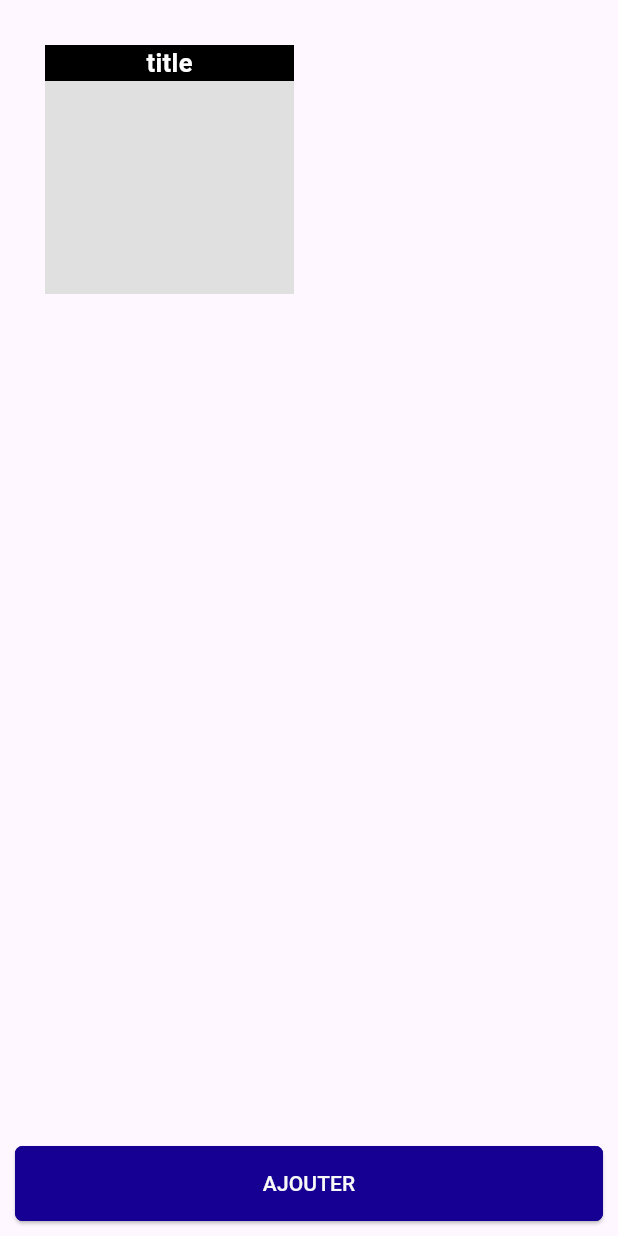
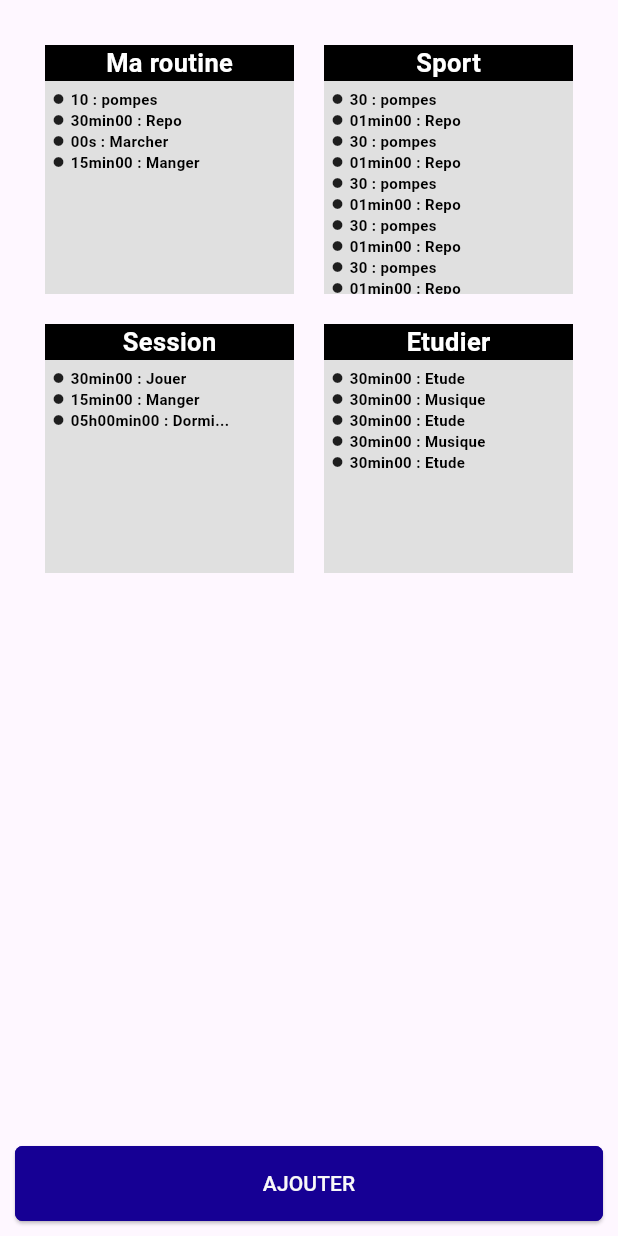
Before and after one commit to WrokSon/wilpro, a Flutter app: the ActivitySubSection widget shown alone on an empty page, opened directly, on a phone screen of 412 x 824 dp. Run offline on Flutter 3.47's test engine with Material 3 defaults, Android fonts, the phone set to English and light mode, and no system bars; our stand-ins replace backdrop, cached_network_image, flutter_map, latlong2; network calls fail.

Commit message:
[ADD] connexion entre tache et activité

```diff
--- a/wilpro/lib/model/enum/format_time_enum.dart
+++ b/wilpro/lib/model/enum/format_time_enum.dart
@@ -1,5 +1,6 @@
 enum FormatTimeEnum {
   hhmmss,
   hhmm,
+  auto,
   mmss;
 }
--- a/wilpro/lib/model/quantity.dart
+++ b/wilpro/lib/model/quantity.dart
@@ -1,5 +1,5 @@
 class Quantity {
-  final double value;
+  final int value;
   final String idTask;
   Quantity({required this.value, required this.idTask});
 }
--- a/wilpro/lib/service/notifier/activity_notifier.dart
+++ b/wilpro/lib/service/notifier/activity_notifier.dart
@@ -1,11 +1,72 @@
 import 'package:flutter/foundation.dart';
 import 'package:wilpro/model/activity.dart';
+import 'package:wilpro/model/quantity.dart';
 import 'package:wilpro/model/task.dart';
 import 'package:wilpro/service/notifier/task_notifier.dart';
+import 'package:wilpro/service/tools.dart';
 
 class ActivityNotifier with ChangeNotifier {
   final List<Activity> _activities = [
-    Activity(id: "id", title: "title", tasks: [])
+    Activity(id: "id", title: "Ma routine", tasks: [
+      Quantity(value: 10, idTask: "pompe"),
+      Quantity(
+          value: DateTime(0, 0, 0, 0, 30, 0).microsecondsSinceEpoch,
+          idTask: "repo"),
+      Quantity(value: 10, idTask: "marche"),
+      Quantity(
+          value: DateTime(0, 0, 0, 0, 15, 0).microsecondsSinceEpoch,
+          idTask: "mange"),
+    ]),
+    Activity(id: "id2", title: "Sport", tasks: [
+      Quantity(value: 30, idTask: "pompe"),
+      Quantity(
+          value: DateTime(0, 0, 0, 0, 1, 0).microsecondsSinceEpoch,
+          idTask: "repo"),
+      Quantity(value: 30, idTask: "pompe"),
+      Quantity(
+          value: DateTime(0, 0, 0, 0, 1, 0).microsecondsSinceEpoch,
+          idTask: "repo"),
+      Quantity(value: 30, idTask: "pompe"),
+      Quantity(
+          value: DateTime(0, 0, 0, 0, 1, 0).microsecondsSinceEpoch,
+          idTask: "repo"),
+      Quantity(value: 30, idTask: "pompe"),
+      Quantity(
+          value: DateTime(0, 0, 0, 0, 1, 0).microsecondsSinceEpoch,
+          idTask: "repo"),
+      Quantity(value: 30, idTask: "pompe"),
+      Quantity(
+          value: DateTime(0, 0, 0, 0, 1, 0).microsecondsSinceEpoch,
+          idTask: "repo"),
+    ]),
+    Activity(id: "id3", title: "Session", tasks: [
+      Quantity(
+          value: DateTime(0, 0, 0, 0, 30, 0).microsecondsSinceEpoch,
+          idTask: "jouer"),
+      Quantity(
+          value: DateTime(0, 0, 0, 0, 15, 0).microsecondsSinceEpoch,
+          idTask: "mange"),
+      Quantity(
+          value: DateTime(0, 0, 0, 5, 0, 0).microsecondsSinceEpoch,
+          idTask: "dodo"),
+    ]),
+    Activity(id: "id4", title: "Etudier", tasks: [
+      Quantity(
+          value: DateTime(0, 0, 0, 0, 30, 0).microsecondsSinceEpoch,
+          idTask: "etude"),
+      Quantity(
+          value: DateTime(0, 0, 0, 0, 30, 0).microsecondsSinceEpoch,
+          idTask: "musique"),
+      Quantity(
+          value: DateTime(0, 0, 0, 0, 30, 0).microsecondsSinceEpoch,
+          idTask: "etude"),
+      Quantity(
+          value: DateTime(0, 0, 0, 0, 30, 0).microsecondsSinceEpoch,
+          idTask: "musique"),
+      Quantity(
+          value: DateTime(0, 0, 0, 0, 30, 0).microsecondsSinceEpoch,
+          idTask: "etude"),
+    ]),
   ];
   final taskNotifier = TaskNotifier.instance;
 
@@ -43,4 +104,27 @@ class ActivityNotifier with ChangeNotifier {
     }
     return resultat;
   }
+
+  // renvoi la liste des les phrase pour les taches a afficher
+  List<String> getListTaskStringById(String id) {
+    final List<String> resultat = [];
+    if (isExistById(id)) {
+      for (final quantity in getById(id).tasks) {
+        if (taskNotifier.isExistById(quantity.idTask)) {
+          final task = taskNotifier.getById(quantity.idTask);
+          if (task.withTimer) {
+            resultat.add(
+                "${Tools.timeString(DateTime.fromMicrosecondsSinceEpoch(quantity.value), enLettre: true)} : ${task.title}");
+          } else {
+            resultat.add(
+                quantity.value < 9000000000 && quantity.value > -9000000000
+                    ? "${quantity.value} : ${task.title}"
+                    : "Impossible");
+          }
+        }
+      }
+    }
+
+    return resultat;
+  }
 }
--- a/wilpro/lib/service/notifier/task_notifier.dart
+++ b/wilpro/lib/service/notifier/task_notifier.dart
@@ -4,7 +4,48 @@ import 'package:wilpro/model/task.dart';
 
 class TaskNotifier with ChangeNotifier {
   static final TaskNotifier instance = TaskNotifier._();
-  final List<Task> _tasks = [];
+  final List<Task> _tasks = [
+    Task(
+      id: "pompe",
+      title: "pompes",
+      withTimer: false,
+    ),
+    Task(
+      id: "marche",
+      title: "Marcher",
+      withTimer: true,
+    ),
+    Task(
+      id: "jouer",
+      title: "Jouer",
+      withTimer: true,
+    ),
+    Task(
+      id: "mange",
+      title: "Manger",
+      withTimer: true,
+    ),
+    Task(
+      id: "etude",
+      title: "Etude",
+      withTimer: true,
+    ),
+    Task(
+      id: "musique",
+      title: "Musique",
+      withTimer: true,
+    ),
+    Task(
+      id: "repo",
+      title: "Repo",
+      withTimer: true,
+    ),
+    Task(
+      id: "dodo",
+      title: "Dormir",
+      withTimer: true,
+    ),
+  ];
 
   // constructeur privée
   TaskNotifier._();
--- a/wilpro/lib/service/tools.dart
+++ b/wilpro/lib/service/tools.dart
@@ -7,19 +7,28 @@ class Tools {
       "${twoDigits(date.day)}/${twoDigits(date.month)}/${twoDigits(date.year)}";
   // convertisseur de temps
   static String timeString(DateTime time,
-      {bool enLettre = false, FormatTimeEnum format = FormatTimeEnum.hhmmss}) {
+      {bool enLettre = false, FormatTimeEnum format = FormatTimeEnum.auto}) {
     // 00h00min30s
     if (enLettre) {
       switch (format) {
         case FormatTimeEnum.hhmmss:
-          return "${twoDigits(time.hour)}h${twoDigits(time.minute)}:${twoDigits(time.second)}";
+          return "${twoDigits(time.hour)}h${twoDigits(time.minute)}min${twoDigits(time.second)}";
         case FormatTimeEnum.hhmm:
           return "${twoDigits(time.hour)}h${twoDigits(time.minute)}";
         case FormatTimeEnum.mmss:
           if (time.hour > 0) {
             return "${twoDigits(time.hour)}h${twoDigits(time.minute)}min${twoDigits(time.second)}";
           }
-          return ":${twoDigits(time.minute)}min${twoDigits(time.second)}";
+          return "${twoDigits(time.minute)}min${twoDigits(time.second)}";
+        case FormatTimeEnum.auto:
+        default:
+          if(time.hour<=0){
+            if(time.minute<=0){
+              return "${twoDigits(time.second)}s";
+            }
+            return "${twoDigits(time.minute)}min${twoDigits(time.second)}";
+          }
+          return "${twoDigits(time.hour)}h${twoDigits(time.minute)}min${twoDigits(time.second)}";
       }
     }
 
@@ -33,11 +42,20 @@ class Tools {
         if (time.hour > 0) {
           return "${twoDigits(time.hour)}:${twoDigits(time.minute)}:${twoDigits(time.second)}";
         }
-        return ":${twoDigits(time.minute)}:${twoDigits(time.second)}";
+        return "${twoDigits(time.minute)}:${twoDigits(time.second)}";
+      case FormatTimeEnum.auto:
+        default:
+          if(time.hour<=0){
+            if(time.minute<=0){
+              return twoDigits(time.second);
+            }
+            return "${twoDigits(time.minute)}:${twoDigits(time.second)}";
+          }
+          return "${twoDigits(time.hour)}:${twoDigits(time.minute)}:${twoDigits(time.second)}";
     }
   }
 
   // url image meteo
-  static String getURLImageMeteo(String icon) =>  "https://openweathermap.org/img/wn/$icon@2x.png";
-
+  static String getURLImageMeteo(String icon) =>
+      "https://openweathermap.org/img/wn/$icon@2x.png";
 }
--- a/wilpro/lib/ui/composants/item/activity_item.dart
+++ b/wilpro/lib/ui/composants/item/activity_item.dart
@@ -16,7 +16,7 @@ class _ActivityItem extends State<ActivityItem> {
   @override
   Widget build(BuildContext context) {
     final notifier = ActivityNotifier.instance;
-    final listTasks = [];
+    final listTasks = notifier.getListTaskStringById(widget.item.id);
 
     return Container(
       margin: const EdgeInsets.all(10),
@@ -30,14 +30,19 @@ class _ActivityItem extends State<ActivityItem> {
               alignment: Alignment.center,
               width: double.infinity,
               child: MyWidgets.text(
-                  text: widget.item.title, color: MyColors.white)),
+                  text: widget.item.title.length > 12
+                      ? "${widget.item.title.substring(0, 12)}..."
+                      : widget.item.title,
+                  color: MyColors.white)),
           Expanded(
             child: ListView.builder(
               padding: const EdgeInsets.all(5),
-              itemCount: widget.item.tasks.length,
+              itemCount: listTasks.length,
               itemBuilder: (BuildContext context, int index) =>
                   MyWidgets.simpleItemList(
-                      startText: "startText ${index}",
+                      startText: listTasks[index].length > 18
+                          ? "${listTasks[index].substring(0, 18)}..."
+                          : listTasks[index],
                       endText: "",
                       withPoint: true),
             ),
--- a/wilpro/lib/ui/page/sections/creationSubSection/activity_sub_section.dart
+++ b/wilpro/lib/ui/page/sections/creationSubSection/activity_sub_section.dart
@@ -1,5 +1,5 @@
 import 'package:flutter/material.dart';
-import 'package:wilpro/model/activity.dart';
+import 'package:wilpro/service/notifier/activity_notifier.dart';
 import 'package:wilpro/ui/composants/item/activity_item.dart';
 import 'package:wilpro/ui/composants/my_widgets.dart';
 
@@ -13,7 +13,8 @@ class ActivitySubSection extends StatefulWidget {
 class _ActivitySubSection extends State<ActivitySubSection> {
   @override
   Widget build(BuildContext context) {
-    final activities = [Activity(id: "id", title: "title", tasks: [])];
+    final notifier = ActivityNotifier.instance;
+    final activities = notifier.activities;
 
     return Expanded(
       child: Padding(
@@ -22,14 +23,17 @@ class _ActivitySubSection extends State<ActivitySubSection> {
           children: [
             Expanded(
               child: activities.isNotEmpty
-                  ? GridView.builder(
+                  ? ListenableBuilder(
+                      builder: (context, child) => GridView.builder(
                           padding: const EdgeInsets.all(10),
                           gridDelegate:
                               const SliverGridDelegateWithMaxCrossAxisExtent(
                                   maxCrossAxisExtent: 200),
                           itemCount: activities.length,
                           itemBuilder: (BuildContext context, int index) =>
-                          ActivityItem(item: activities[index]))
+                              ActivityItem(item: activities[index])),
+                      listenable: notifier,
+                    )
                   : Center(
                       child: MyWidgets.text(
                           text: "Il n'y a pas d'activité enregistré"),
```
Lines whose indentation alone changed are shown as unchanged.
